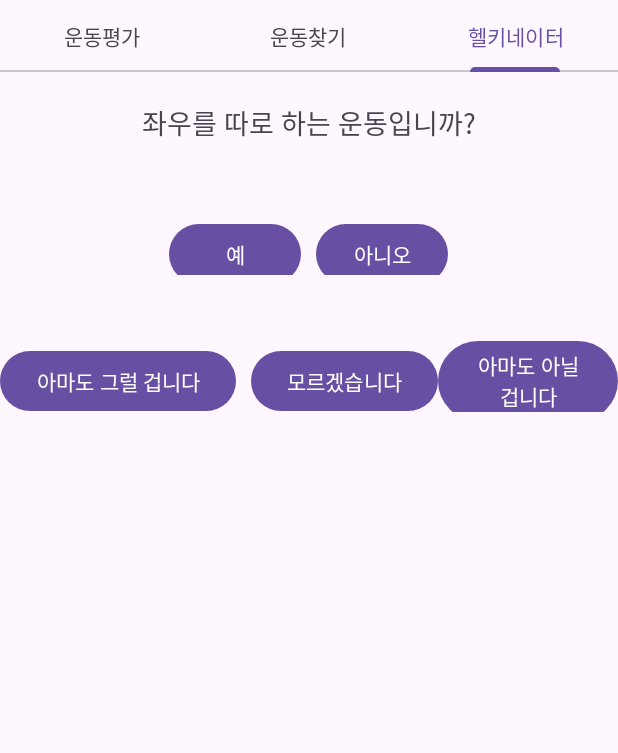
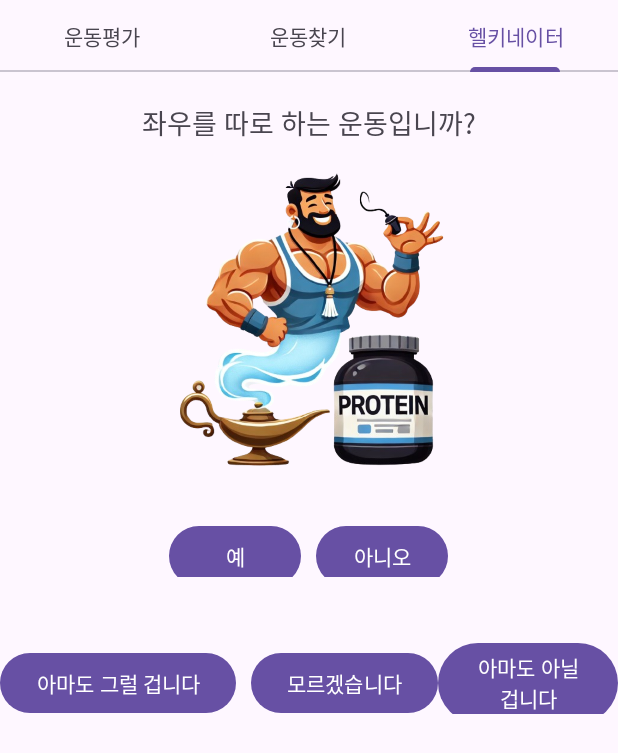
Before and after one commit to joseph1723/Madcamp4, an Android app: the screen it shows after launch (MainActivity), tab 3 chosen, on a phone screen of 412 x 824 dp. Shown: the top 753 px of the screen. Run offline under Robolectric (Android 15) with nearby library versions, the light colour scheme and no system bars.

Commit message:
Regulate some elements in tab3

```diff
--- a/app/src/main/java/com/example/healthapp/activity/Fragment3.kt
+++ b/app/src/main/java/com/example/healthapp/activity/Fragment3.kt
@@ -12,6 +12,7 @@ import android.webkit.WebView
 import android.widget.Button
 import android.widget.ImageView
 import android.widget.TextView
+import androidx.viewpager2.widget.ViewPager2
 import com.example.healthapp.R
 import java.util.logging.Handler
 
@@ -38,6 +39,8 @@ class Fragment3 : Fragment() {
     private lateinit var unknownButton: Button
     private lateinit var maybeNoButton: Button
     private lateinit var noButton: Button
+    private lateinit var viewPager: ViewPager2
+
 
     private val questions = mapOf(
         1 to "좌우를 따로 하는 운동입니까?",
@@ -48,7 +51,7 @@ class Fragment3 : Fragment() {
 
     private val exercises = listOf(
         Exercise("스플릿 레그 프레스 머신", mapOf(1 to 1, 2 to 1, 3 to 1, 4 to 1), "하체 근력 강화에 도움을 주는 운동", "https://www.youtube.com/embed/ZYDTJaAM-gE"),
-        Exercise("체스트 프레스 머신", mapOf(1 to 1, 2 to 1, 3 to 1, 4 to 0), "가슴 근육을 타겟으로 하는 머신 운동", "https://www.youtube.com/embed/2y6ntGVg4dw"),
+        Exercise("체스트 플라이 머신", mapOf(1 to 1, 2 to 1, 3 to 1, 4 to 0), "가슴 근육을 타겟으로 하는 머신 운동", "https://www.youtube.com/embed/Z57CtFmRMxA&t=1s"),
         Exercise("런지", mapOf(1 to 1, 2 to 1, 3 to 0, 4 to 1), "전신 균형과 하체 근력을 강화하는 운동", "https://www.youtube.com/embed/ASdqJoDPMHA"),
         Exercise("덤벨 숄더 프레스", mapOf(1 to 1, 2 to 1, 3 to 0, 4 to 0), "어깨 근육을 발달시키는 운동", "https://www.youtube.com/embed/qEwKCR5JCog"),
         Exercise("스플릿 레그 컬 머신", mapOf(1 to 1, 2 to 0, 3 to 1, 4 to 1), "허벅지 뒤쪽 근육을 강화하는 머신 운동", "https://www.youtube.com/embed/bb7H0WspSYw"),
@@ -78,6 +81,7 @@ class Fragment3 : Fragment() {
     ): View? {
         val view = inflater.inflate(R.layout.fragment_3, container, false)
 
+        viewPager = activity?.findViewById(R.id.viewPager)!!
         genieImageView = view.findViewById(R.id.itemImage)
         questionTextView = view.findViewById(R.id.questionTextView)
         yesButton = view.findViewById(R.id.yesButton)
@@ -105,10 +109,20 @@ class Fragment3 : Fragment() {
         noButton.setOnClickListener {
             handleAnswer(0.0)
         }
-
+        setGenieImageViewSth()
         askNextQuestion()
 
         return view
+    }
+
+    override fun onResume() {
+        super.onResume()
+        viewPager.isUserInputEnabled = false
+    }
+
+    override fun onPause() {
+        super.onPause()
+        viewPager.isUserInputEnabled = true
     }
 
     @SuppressLint("ClickableViewAccessibility")
--- a/app/src/main/res/layout/fragment_3.xml
+++ b/app/src/main/res/layout/fragment_3.xml
@@ -14,36 +14,40 @@
     <ImageView
         android:id="@+id/itemImage"
         android:layout_width="match_parent"
-        android:layout_height="wrap_content"
-        android:layout_centerHorizontal="true"/>
+        android:layout_height="200dp"
+        android:layout_below="@id/questionTextView"
+        android:layout_marginTop="20dp"
+        android:layout_centerHorizontal="true"
+        android:src="@drawable/healkinater"/>
 
     <LinearLayout
         android:id="@+id/buttonLayout1"
         android:layout_width="match_parent"
         android:layout_height="wrap_content"
         android:orientation="horizontal"
-        android:layout_below="@id/questionTextView"
-        android:layout_marginTop="20dp"
+        android:layout_below="@id/itemImage"
+        android:layout_marginTop="1dp"
         android:gravity="center">
+
+
         <Button
             android:id="@+id/yesButton"
             android:layout_width="wrap_content"
             android:layout_height="wrap_content"
-            android:text="예"
             android:layout_below="@id/questionTextView"
             android:layout_marginTop="20dp"
             android:layout_marginEnd="10dp"
-            android:layout_toStartOf="@id/noButton"/>
-
+            android:layout_toStartOf="@id/noButton"
+            android:text="예" />
 
         <Button
             android:id="@+id/noButton"
             android:layout_width="wrap_content"
             android:layout_height="wrap_content"
-            android:text="아니오"
             android:layout_below="@id/questionTextView"
+            android:layout_centerHorizontal="true"
             android:layout_marginTop="20dp"
-            android:layout_centerHorizontal="true"/>
+            android:text="아니오" />
     </LinearLayout>
 
     <LinearLayout
```
Also changed, not shown: app/src/main/java/com/example/healthapp/activity/NoSwipeViewPager.kt (added, +22 -0 lines), app/src/main/res/layout/mat_dialog.xml (+21 -10 lines), app/src/main/res/drawable/esr1_img.png (added), app/src/main/res/drawable/esr2_img.png (added), app/src/main/res/drawable/healkinater.png (added).
